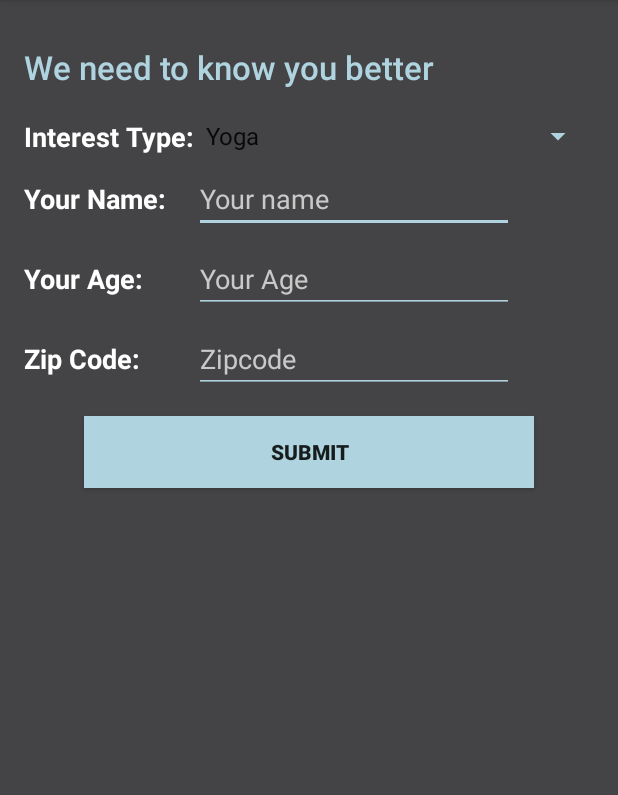
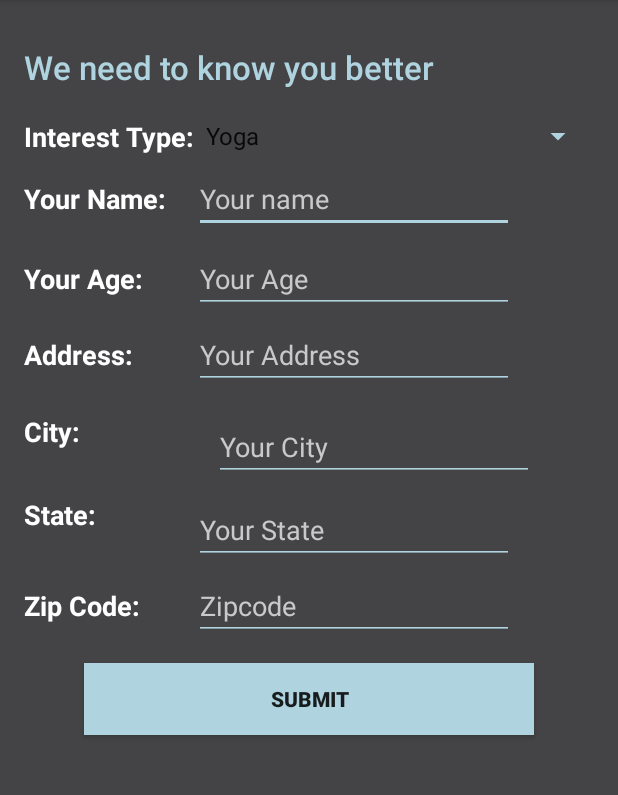
Before and after one commit to justinLujan716/TogetherFit, an Android app: the StudentRegistrationAdd screen opened directly, with no data from a screen before it, on a phone screen of 412 x 824 dp, the part 84-879 px from its top. Run offline under Robolectric (Android 15) with nearby library versions, the phone set to English and light mode, and no system bars; our stand-ins replace Firebase (no records; nobody signed in at launch, a user with empty details on screens opened directly).

Commit message:
add student address

```diff
--- a/app/src/main/java/com/example/heem/togetherfit/StudentRegistrationAdd.java
+++ b/app/src/main/java/com/example/heem/togetherfit/StudentRegistrationAdd.java
@@ -21,7 +21,7 @@
 
 public class StudentRegistrationAdd extends AppCompatActivity {
 
-    private EditText name, age, zipcode;
+    private EditText name, age, zipcode,address,city, state;
     private Spinner FitnessType;
     private Button btnSSignUp;
     private FirebaseAuth auth;
@@ -42,6 +42,9 @@
         age = (EditText) findViewById(R.id.Trainer_Age);
         zipcode = (EditText) findViewById(R.id.Trainer_Zipcode);
         FitnessType = (Spinner) findViewById(R.id.Type_spinner);
+        address = (EditText) findViewById(R.id.editText7);
+        city = (EditText) findViewById(R.id.editText);
+        state = (EditText) findViewById(R.id.editText5);
 
         //---------------------------------------------
         //for the spinner part
@@ -92,6 +95,9 @@
                 DatabaseReference mRefChildEmail3 = mRefChild.child("Age");mRefChildEmail3.setValue(age.getText().toString().trim());
                 DatabaseReference mRefChildEmail4 = mRefChild.child("ZipCode");mRefChildEmail4.setValue(zipcode.getText().toString().trim());
                 DatabaseReference mRefChildEmail5 = mRefChild.child("FitnessType");mRefChildEmail5.setValue(sType);
+                DatabaseReference mRefChildEmail8 = mRefChild.child("Address");mRefChildEmail8.setValue(address.getText().toString().trim());
+                DatabaseReference mRefChildEmail9 = mRefChild.child("City");mRefChildEmail9.setValue(city.getText().toString().trim());
+                DatabaseReference mRefChildEmail10 = mRefChild.child("State");mRefChildEmail10.setValue(state.getText().toString().trim());
                 startActivity(new Intent(StudentRegistrationAdd.this, StudentDashboard.class));
             }
         });
--- a/app/src/main/java/com/example/heem/togetherfit/TrainerRegistrationAdd.java
+++ b/app/src/main/java/com/example/heem/togetherfit/TrainerRegistrationAdd.java
@@ -60,7 +60,7 @@
                 sType = adapter.getItemAtPosition(position).toString();
                 // Showing selected spinner item
                 Toast.makeText(getApplicationContext(),
-                        "Selected Country : " + sType, Toast.LENGTH_SHORT).show();
+                        "Selected Type : " + sType, Toast.LENGTH_SHORT).show();
             }
             @Override
             public void onNothingSelected(AdapterView<?> arg0) {
--- a/app/src/main/res/layout/activity_student_registration_addtional.xml
+++ b/app/src/main/res/layout/activity_student_registration_addtional.xml
@@ -10,6 +10,19 @@
     android:paddingRight="@dimen/activity_horizontal_margin"
     android:paddingTop="@dimen/activity_vertical_margin">
 
+
+    <TextView
+        android:text="Address:"
+        android:layout_width="wrap_content"
+        android:layout_height="wrap_content"
+        android:textColor="#ffffff"
+        android:textSize="18dp"
+        android:textStyle="bold"
+        android:id="@+id/textView17"
+        android:layout_marginTop="15dp"
+        android:layout_below="@+id/Trainer_Age"
+        android:layout_alignParentLeft="true"
+        android:layout_alignParentStart="true" />
 
     <TextView
         android:text="We need to know you better"
@@ -107,19 +120,6 @@
         android:layout_alignParentLeft="true"
         android:layout_alignParentStart="true" />
 
-    <TextView
-        android:text="Zip Code:"
-        android:layout_width="wrap_content"
-        android:layout_height="wrap_content"
-        android:textColor="#ffffff"
-        android:textSize="18dp"
-        android:textStyle="bold"
-        android:id="@+id/ZipeCode"
-        android:layout_marginTop="18dp"
-        android:layout_below="@+id/Trainer_Age"
-        android:layout_alignParentLeft="true"
-        android:layout_alignParentStart="true" />
-
     <EditText
         android:layout_width="wrap_content"
         android:layout_height="wrap_content"
@@ -145,4 +145,86 @@
         android:layout_marginTop="15dp"
         android:layout_below="@+id/Trainer_Zipcode"
         android:layout_centerHorizontal="true" />
+
+    <EditText
+        android:layout_width="wrap_content"
+        android:layout_height="wrap_content"
+        android:inputType="text"
+        android:textColor="#ffffff"
+        android:textColorHint="#C9C9CA"
+        android:ems="10"
+        android:id="@+id/editText"
+        android:backgroundTint="#AFD3DF"
+        android:hint="Your City"
+        android:layout_alignTop="@+id/textView13"
+        android:layout_alignRight="@+id/add_button_Trainer"
+        android:layout_alignEnd="@+id/add_button_Trainer" />
+
+    <TextView
+        android:text="State:"
+        android:layout_width="wrap_content"
+        android:layout_height="wrap_content"
+        android:textColor="#ffffff"
+        android:textSize="18dp"
+        android:textStyle="bold"
+        android:id="@+id/textView16"
+        android:layout_marginTop="10dp"
+        android:layout_below="@+id/editText"
+        android:layout_alignParentLeft="true"
+        android:layout_alignParentStart="true" />
+
+    <EditText
+        android:layout_width="wrap_content"
+        android:layout_height="wrap_content"
+        android:inputType="textEmailAddress"
+        android:textColor="#ffffff"
+        android:textColorHint="#C9C9CA"
+        android:ems="10"
+        android:id="@+id/editText5"
+        android:backgroundTint="#AFD3DF"
+        android:hint="Your State"
+        android:layout_alignTop="@+id/textView16"
+        android:layout_alignLeft="@+id/Trainer_Zipcode"
+        android:layout_alignStart="@+id/Trainer_Zipcode" />
+
+    <TextView
+        android:text="City:"
+        android:layout_width="wrap_content"
+        android:layout_height="wrap_content"
+        android:textColor="#ffffff"
+        android:textSize="18dp"
+        android:textStyle="bold"
+        android:id="@+id/textView13"
+        android:layout_below="@+id/editText7"
+        android:layout_alignParentLeft="true"
+        android:layout_alignParentStart="true"
+        android:layout_marginTop="16dp" />
+
+    <EditText
+        android:layout_width="wrap_content"
+        android:layout_height="wrap_content"
+        android:inputType="text"
+        android:textColor="#ffffff"
+        android:textColorHint="#C9C9CA"
+        android:ems="10"
+        android:id="@+id/editText7"
+        android:backgroundTint="#AFD3DF"
+        android:hint="Your Address"
+        android:layout_alignBaseline="@+id/textView17"
+        android:layout_alignBottom="@+id/textView17"
+        android:layout_alignLeft="@+id/Trainer_Age"
+        android:layout_alignStart="@+id/Trainer_Age" />
+
+    <TextView
+        android:text="Zip Code:"
+        android:layout_width="wrap_content"
+        android:layout_height="wrap_content"
+        android:textColor="#ffffff"
+        android:textSize="18dp"
+        android:textStyle="bold"
+        android:id="@+id/ZipeCode"
+        android:layout_marginTop="15dp"
+        android:layout_below="@+id/editText5"
+        android:layout_alignParentLeft="true"
+        android:layout_alignParentStart="true" />
 </RelativeLayout>
```
